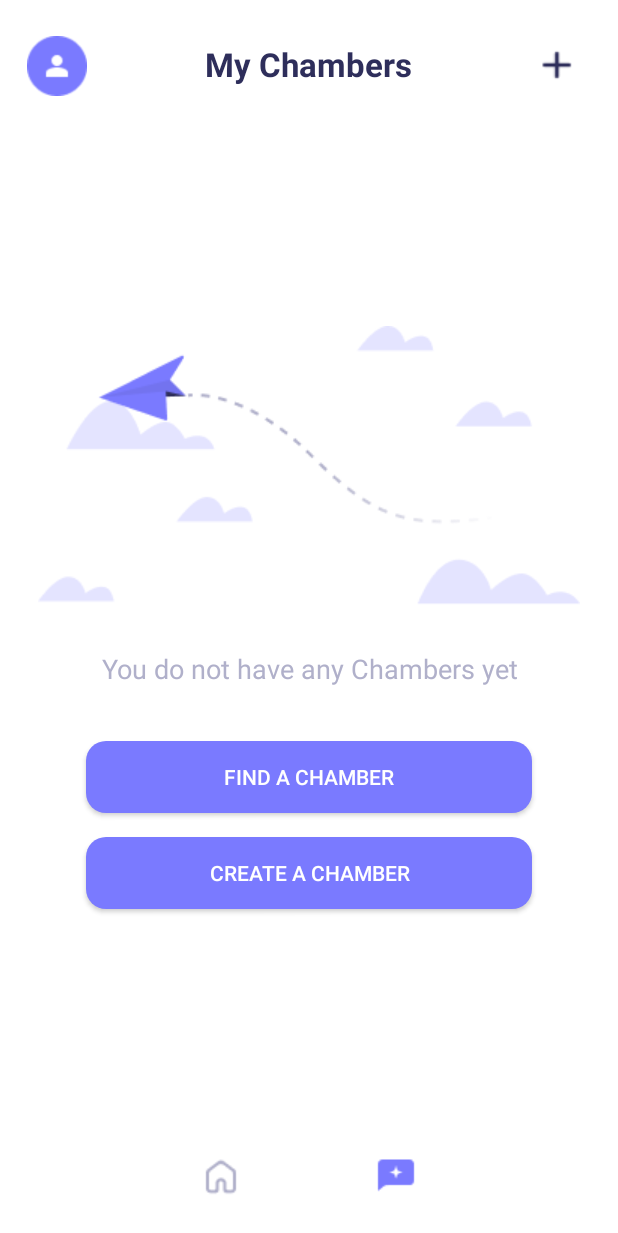
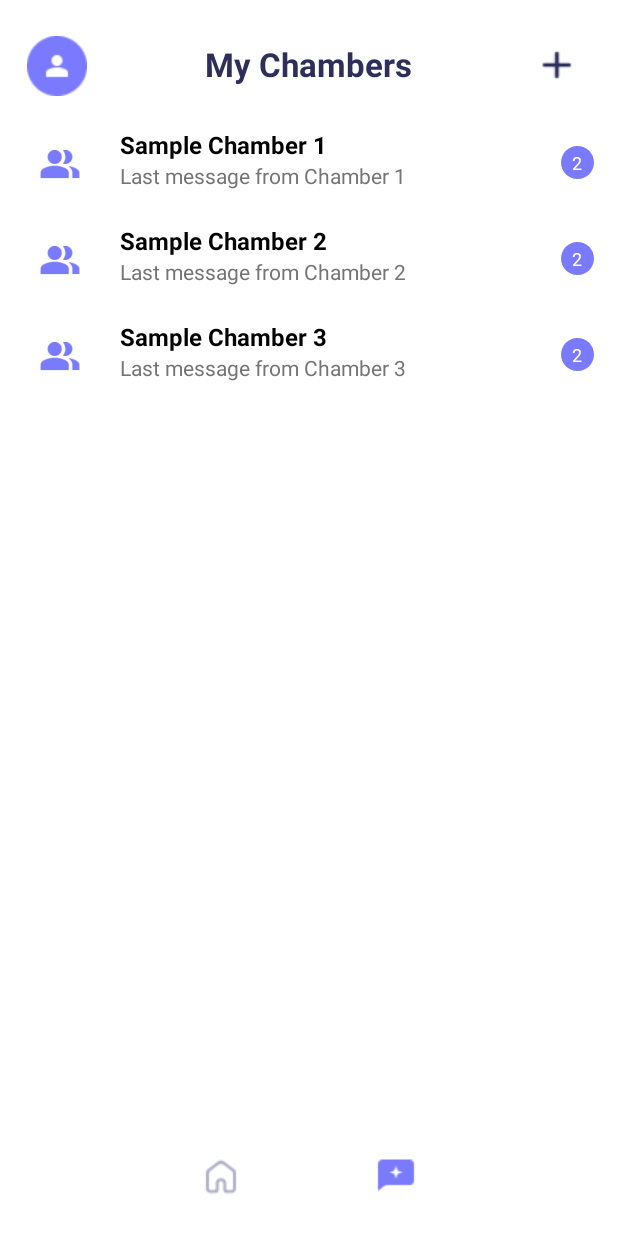
Before and after one commit to fauxriarty/Chamberly, an Android app built with Jetpack Compose: the ActiveChambersActivity screen opened directly, with no data from a screen before it, on a phone screen of 412 x 824 dp. Shown: the top 1233 px of the screen. Run offline under Robolectric (Android 15) with nearby library versions, the light colour scheme and no system bars; our stand-ins replace Firebase (no records; nobody signed in at launch, a user with empty details on screens opened directly).

Commit message:
v1 (backup) with sample active chambers for demo

```diff
--- a/app/src/main/java/com/company/chamberly/ActiveChambersActivity.kt
+++ b/app/src/main/java/com/company/chamberly/ActiveChambersActivity.kt
@@ -10,6 +10,8 @@ import android.widget.ImageButton
 import android.widget.RelativeLayout
 import android.widget.Toast
 import androidx.appcompat.app.AppCompatActivity
+import androidx.recyclerview.widget.ItemTouchHelper
+import androidx.recyclerview.widget.LinearLayoutManager
 import androidx.recyclerview.widget.RecyclerView
 import com.google.firebase.auth.ktx.auth
 import com.google.firebase.firestore.ktx.firestore
@@ -18,6 +20,7 @@ import com.google.firebase.ktx.Firebase
 class ActiveChambersActivity : AppCompatActivity() {
     private val auth = Firebase.auth
     private val firestore = Firebase.firestore
+
 
     // Using View Binding to reference the views
     override fun onCreate(savedInstanceState: Bundle?) {
@@ -29,7 +32,13 @@ class ActiveChambersActivity : AppCompatActivity() {
         val emptyStateView = findViewById<RelativeLayout>(R.id.emptyStateView)
         val addchamber = findViewById<ImageButton>(R.id.btnAddChamber)
 
-        checkForActiveChambers { hasActiveChambers ->
+
+        //todo: check if user is in any chambers
+        //todo: if user is in any chambers, show the chambers
+        //todo: if user is not in any chambers, show the empty state view
+
+        //todo: uncomment this function call once you've implemented the above
+       /* checkForActiveChambers { hasActiveChambers ->
             if (hasActiveChambers) {
                 recyclerView.visibility = View.VISIBLE
                 emptyStateView.visibility = View.GONE
@@ -37,7 +46,9 @@ class ActiveChambersActivity : AppCompatActivity() {
                 recyclerView.visibility = View.GONE
                 emptyStateView.visibility = View.VISIBLE
             }
-        }
+        } */
+
+
 
         homeButton.setOnClickListener {
             val intent = Intent(this, MainActivity::class.java)
@@ -52,6 +63,43 @@ class ActiveChambersActivity : AppCompatActivity() {
         addchamber.setOnClickListener{
             goToCreateActivity()
         }
+
+        val sampleChambers = mutableListOf(
+            Chamber(groupTitle = "Sample Chamber 1", lastMessage = "Last message from Chamber 1"),
+            Chamber(groupTitle = "Sample Chamber 2", lastMessage = "Last message from Chamber 2"),
+            Chamber(groupTitle = "Sample Chamber 3", lastMessage = "Last message from Chamber 3"),
+
+            // Add more sample chambers as needed
+        )
+
+        // for showing the sample chambers
+        val adapter = SampleChamberAdapter(sampleChambers)
+        recyclerView.adapter = adapter
+        recyclerView.layoutManager = LinearLayoutManager(this)
+        recyclerView.visibility = View.VISIBLE
+        emptyStateView.visibility = View.GONE
+
+        val swipeToDeleteCallback = object : ItemTouchHelper.SimpleCallback(0, ItemTouchHelper.LEFT) {
+            override fun onMove(recyclerView: RecyclerView, viewHolder: RecyclerView.ViewHolder, target: RecyclerView.ViewHolder): Boolean {
+                return false // No move functionality
+            }
+
+            override fun onSwiped(viewHolder: RecyclerView.ViewHolder, direction: Int) {
+                val position = viewHolder.adapterPosition
+                val chamberToDelete = sampleChambers[position]
+
+                if (chamberToDelete.groupChatId.isNotBlank()) {
+                    deleteChamber(chamberToDelete.groupChatId)
+                }
+
+                // Remove the chamber from the list and update the RecyclerView
+                sampleChambers.removeAt(position)
+                adapter.notifyItemRemoved(position)
+            }
+        }
+
+        val itemTouchHelper = ItemTouchHelper(swipeToDeleteCallback)
+        itemTouchHelper.attachToRecyclerView(recyclerView)
 
 
         val btnFindChamber = findViewById<Button>(R.id.btnFindChamber)
@@ -131,6 +179,19 @@ class ActiveChambersActivity : AppCompatActivity() {
         }
     }
 
+    private fun deleteChamber(groupChatId: String) {
+        // Attempt to delete the chamber from Firestore
+        firestore.collection("chambers").document(groupChatId)
+            .delete()
+            .addOnSuccessListener {
+                Toast.makeText(this, "Chamber deleted successfully", Toast.LENGTH_SHORT).show()
+            }
+            .addOnFailureListener { e ->
+                Toast.makeText(this, "Error deleting chamber: ${e.message}", Toast.LENGTH_SHORT).show()
+            }
+    }
+
+
     private fun goToSearchActivity() {
         val intent = Intent(this, SearchActivity::class.java)
         startActivity(intent)
--- a/app/src/main/java/com/company/chamberly/Chamber.kt
+++ b/app/src/main/java/com/company/chamberly/Chamber.kt
@@ -14,5 +14,6 @@ data class Chamber(
     //val locked: Boolean = false, // Set to false
     val membersLimit: Int = 2, // Set to 2
     val publishedPool: Boolean = true, // Set to true
+    var lastMessage: String = "" , // To store the last message of the chat
     val timestamp: Any = FieldValue.serverTimestamp() // Timestamp of chamber creation
 ): Serializable
--- /dev/null
+++ b/app/src/main/java/com/company/chamberly/SampleChamberAdapter.kt
@@ -0,0 +1,28 @@
+package com.company.chamberly
+
+import android.view.LayoutInflater
+import android.view.View
+import android.view.ViewGroup
+import android.widget.TextView
+import androidx.recyclerview.widget.RecyclerView
+
+class SampleChamberAdapter(private val chambers: List<Chamber>) : RecyclerView.Adapter<SampleChamberAdapter.ViewHolder>() {
+
+    class ViewHolder(view: View) : RecyclerView.ViewHolder(view) {
+        val textTitle: TextView = view.findViewById(R.id.textTitle)
+        val tvLastMessage: TextView = view.findViewById(R.id.tvLastMessage)
+    }
+
+    override fun onCreateViewHolder(parent: ViewGroup, viewType: Int): ViewHolder {
+        val view = LayoutInflater.from(parent.context).inflate(R.layout.item_chamber, parent, false)
+        return ViewHolder(view)
+    }
+
+    override fun onBindViewHolder(holder: ViewHolder, position: Int) {
+        val chamber = chambers[position]
+        holder.textTitle.text = chamber.groupTitle
+        holder.tvLastMessage.text = chamber.lastMessage
+    }
+
+    override fun getItemCount() = chambers.size
+}
--- a/app/src/main/res/layout/item_chamber.xml
+++ b/app/src/main/res/layout/item_chamber.xml
@@ -12,7 +12,8 @@
         android:layout_width="48dp"
         android:layout_height="48dp"
         android:layout_marginStart="16dp"
-        android:background="@drawable/profile_pic"
+        android:background="@drawable/ic_couplechat"
+        android:backgroundTint="#7A7AFF"
         android:contentDescription="@string/chamberly"
         app:layout_constraintStart_toStartOf="parent"
         app:layout_constraintTop_toTopOf="parent"
```
Also changed, not shown: app/src/main/java/com/company/chamberly/ChatActivity.kt (+17 -0 lines), app/src/main/res/drawable/ic_couplechat.png (added).
